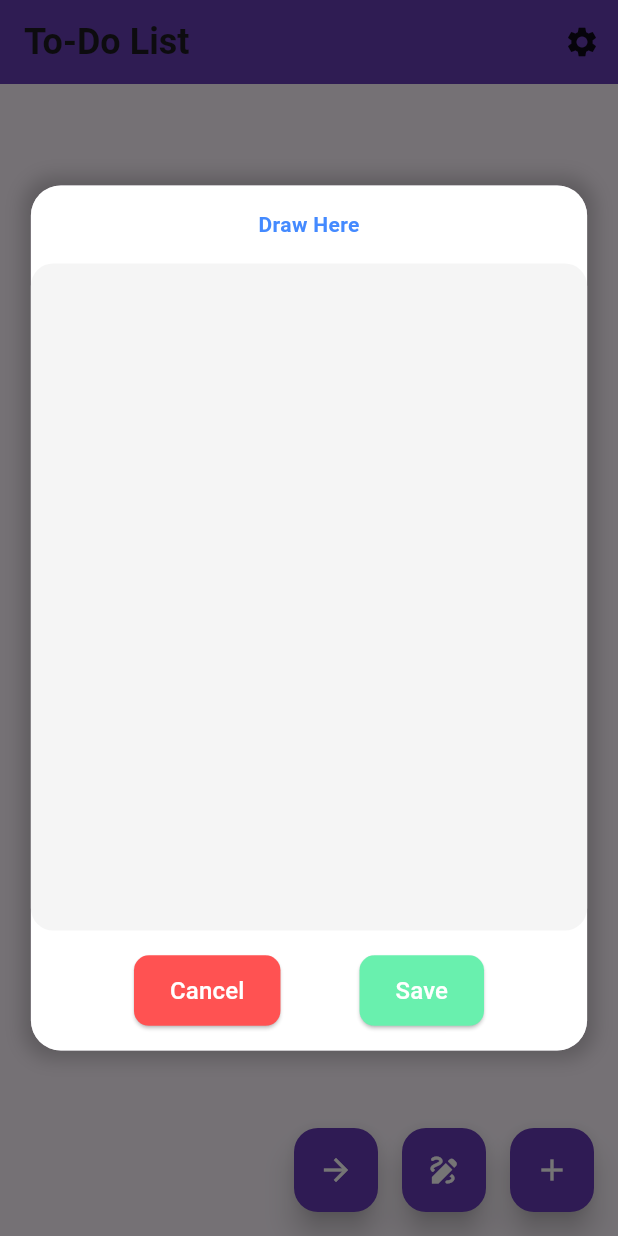
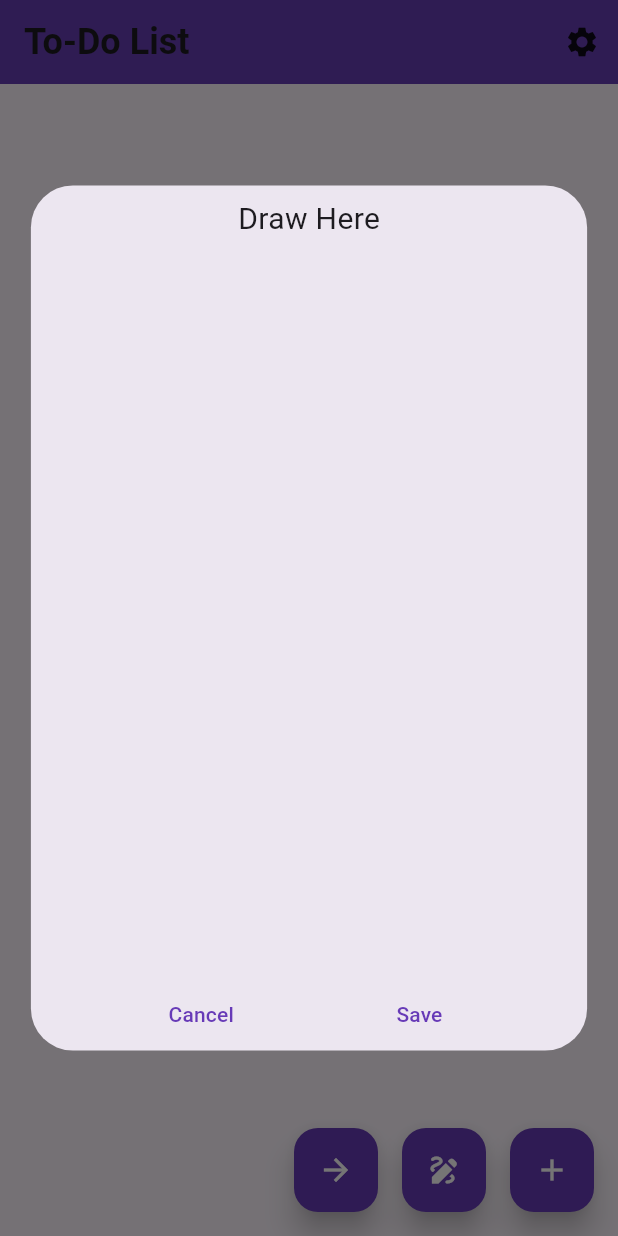
Before and after one commit to Sonykhan1121/Flutter-Apps-, a Flutter app: the screen it shows after launch, after a tap on the "create" icon, after a tap on the "draw" icon, on a phone screen of 412 x 824 dp. Run offline on Flutter 3.47's test engine with Material 3 defaults, Android fonts, the phone set to English and light mode, and no system bars; our stand-ins replace qr_flutter, sqflite; missing offline and left inert: qr_code_scanner_plus; accounts and stored records are empty; generated files the repository leaves out were written again.

Commit message:
save picture also

```diff
--- a/ToDoListApp/lib/pages/home_page.dart
+++ b/ToDoListApp/lib/pages/home_page.dart
@@ -1,4 +1,9 @@
+import 'dart:io';
+import 'dart:ui' as ui;
+import 'dart:typed_data';
 import 'package:flutter/material.dart';
+import 'package:flutter/rendering.dart';
+import 'package:path_provider/path_provider.dart';
 import 'package:provider/provider.dart';
 import 'package:to_do_list/pages/settings_page.dart';
 
@@ -14,6 +19,8 @@ class HomePage extends StatefulWidget {
 
 class _HomePageState extends State<HomePage> {
   final _noteController = TextEditingController();
+  final GlobalKey _globalKey = GlobalKey();
+
   bool _isFabOpen = false;
 
   @override
@@ -96,7 +103,9 @@ class _HomePageState extends State<HomePage> {
           return Column(
             children: [
               Expanded(
+
                 child: ListView.builder(
+
                   itemCount: provider.tasks.length,
                   itemBuilder: (context, index) {
                     final task = provider.tasks[index];
@@ -146,7 +155,20 @@ class _HomePageState extends State<HomePage> {
                   },
                 ),
               ),
-              SizedBox(height: 16),
+              Text("..My drawing..",textAlign: TextAlign.center,),
+              Expanded(
+                flex: 1,
+                child: ListView.builder(
+
+                  scrollDirection: Axis.horizontal,
+                  itemCount: provider.imagePaths.length,
+                  itemBuilder: (context, index) {
+
+                    String imagePath = provider.imagePaths[index];
+                    return Image.file(File(imagePath));
+                  },
+                ),
+              ),
             ],
           );
         },
@@ -218,41 +240,19 @@ class _HomePageState extends State<HomePage> {
   }
   void _showDrawerDialog(BuildContext context) {
     List<Offset?> _points = [];
-
     showDialog(
       context: context,
       builder: (BuildContext context) {
         return Dialog(
           insetPadding: EdgeInsets.all(10),
-          shape: RoundedRectangleBorder(
-            borderRadius: BorderRadius.circular(20.0), // Rounded corners
-          ),
-          elevation: 10, // Shadow effect
           child: Container(
             width: MediaQuery.of(context).size.width * 0.9,
             height: MediaQuery.of(context).size.height * 0.7,
-            decoration: BoxDecoration(
-              color: Colors.white,
-              borderRadius: BorderRadius.circular(20.0), // Rounded corners
-              boxShadow: [
-                BoxShadow(
-                  color: Colors.black.withOpacity(0.2),
-                  blurRadius: 10,
-                  spreadRadius: 5,
-                ),
-              ],
-            ),
             child: Column(
               children: [
                 Padding(
-                  padding: EdgeInsets.all(16.0),
-                  child: Text(
-                    'Draw Here',
-                    style: TextStyle(
-                      color: Colors.blueAccent,
-                      fontWeight: FontWeight.bold,
-                    ),
-                  ),
+                  padding: EdgeInsets.all(8.0),
+                  child: Text('Draw Here', style: TextStyle(fontSize: 20)),
                 ),
                 Expanded(
                   child: StatefulBuilder(
@@ -273,11 +273,8 @@ class _HomePageState extends State<HomePage> {
                             _points.add(null);
                           });
                         },
-                        child: Container(
-                          decoration: BoxDecoration(
-                            color: Colors.grey[100],
-                            borderRadius: BorderRadius.circular(15.0),
-                          ),
+                        child: RepaintBoundary(
+                          key: _globalKey,
                           child: CustomPaint(
                             painter: SignaturePainter(_points),
                             child: Container(
@@ -289,50 +286,52 @@ class _HomePageState extends State<HomePage> {
                     },
                   ),
                 ),
-                Padding(
-                  padding: EdgeInsets.all(16.0),
-                  child: Row(
+                Row(
                   mainAxisAlignment: MainAxisAlignment.spaceEvenly,
                   children: [
-                      ElevatedButton(
+                    TextButton(
                       onPressed: () => Navigator.pop(context),
-                        style: ElevatedButton.styleFrom(
-                          backgroundColor: Colors.redAccent,
-                          padding: EdgeInsets.symmetric(horizontal: 24, vertical: 12),
-                          shape: RoundedRectangleBorder(
-                            borderRadius: BorderRadius.circular(10.0),
+                      child: Text('Cancel'),
                     ),
-                        ),
-                        child: Text(
-                          'Cancel',
-                          style: TextStyle(
-                            color: Colors.white,
-                            fontSize: 16,
-                          ),
-                        ),
-                      ),
-                      ElevatedButton(
-                        onPressed: () {
-                          // Save the drawing or handle other actions
+                    TextButton(
+                      onPressed: () async {
+                        try {
+                          final RenderRepaintBoundary boundary =
+                          _globalKey.currentContext?.findRenderObject() as RenderRepaintBoundary;
+                          final ui.Image image = await boundary.toImage(pixelRatio: 3.0);
+                          final ByteData? byteData = await image.toByteData(format: ui.ImageByteFormat.png);
+                          if (byteData == null) {
+                            throw Exception('Failed to capture image bytes.');
+                          }
+                          final Uint8List pngBytes = byteData.buffer.asUint8List(byteData.offsetInBytes, byteData.lengthInBytes);
+
+                          final directory = await getTemporaryDirectory();
+                          final String imagePath = '${directory.path}/saved_drawing_${DateTime.now().millisecondsSinceEpoch}.png';
+                          final File imgFile = File(imagePath);
+                          await imgFile.writeAsBytes(pngBytes);
+
+                          Provider.of<TaskProvider>(context, listen: false).addImagePath(imagePath);
                           Navigator.pop(context);
-                        },
-                        style: ElevatedButton.styleFrom(
-                          backgroundColor: Colors.greenAccent,
-                          padding: EdgeInsets.symmetric(horizontal: 24, vertical: 12),
-                          shape: RoundedRectangleBorder(
-                            borderRadius: BorderRadius.circular(10.0),
-                          ),
-                        ),
-                        child: Text(
-                          'Save',
-                          style: TextStyle(
-                            color: Colors.white,
-                            fontSize: 16,
-                          ),
-                        ),
+                        } catch (error) {
+                          Navigator.pop(context);
+                          showDialog(
+                            context: context,
+                            builder: (context) => AlertDialog(
+                              title: Text('Error'),
+                              content: Text('Failed to save drawing: $error'),
+                              actions: <Widget>[
+                                TextButton(
+                                  child: Text('OK'),
+                                  onPressed: () => Navigator.of(context).pop(),
                                 ),
                               ],
                             ),
+                          );
+                        }
+                      },
+                      child: Text('Save'),
+                    ),
+                  ],
                 ),
               ],
             ),
@@ -341,7 +340,6 @@ class _HomePageState extends State<HomePage> {
       },
     );
   }
-
 
   Color _getPriorityColor(int priority) {
     switch (priority) {
--- a/ToDoListApp/pubspec.yaml
+++ b/ToDoListApp/pubspec.yaml
@@ -38,6 +38,7 @@ dependencies:
   sqflite: ^2.4.2
   flutter_localization: ^0.3.1
   intl: ^0.19.0
+  path_provider: ^2.1.5
 
 
 dev_dependencies:
```
Also changed, not shown: ToDoListApp/lib/database/image_database_helper.dart (added, +58 -0 lines), ToDoListApp/lib/providers/task_provider.dart (+27 -0 lines), ToDoListApp/pubspec.lock, 5 other files. Lines whose indentation alone changed are shown as unchanged.
